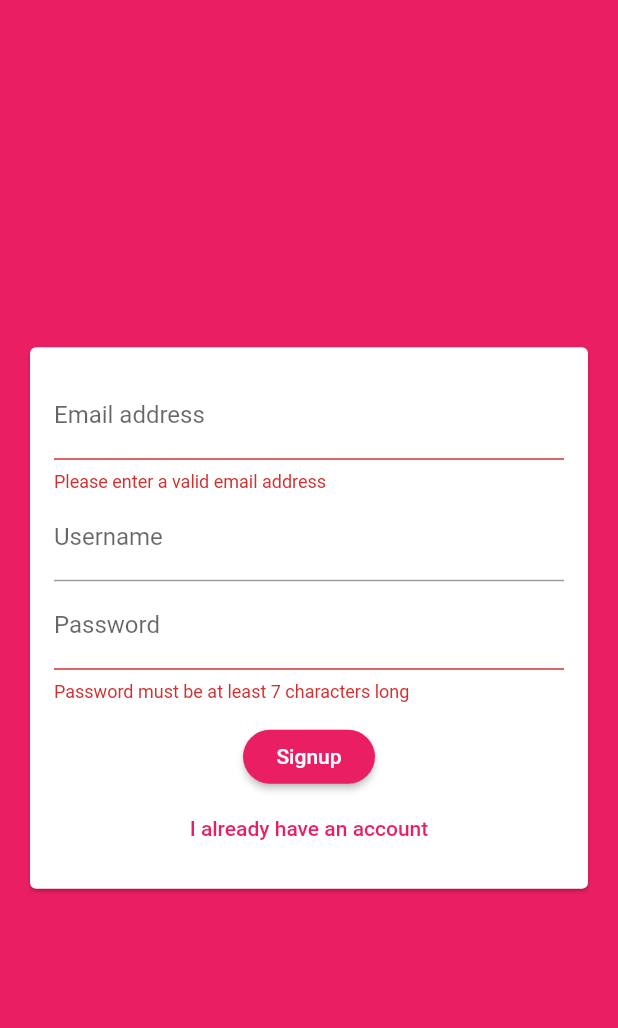
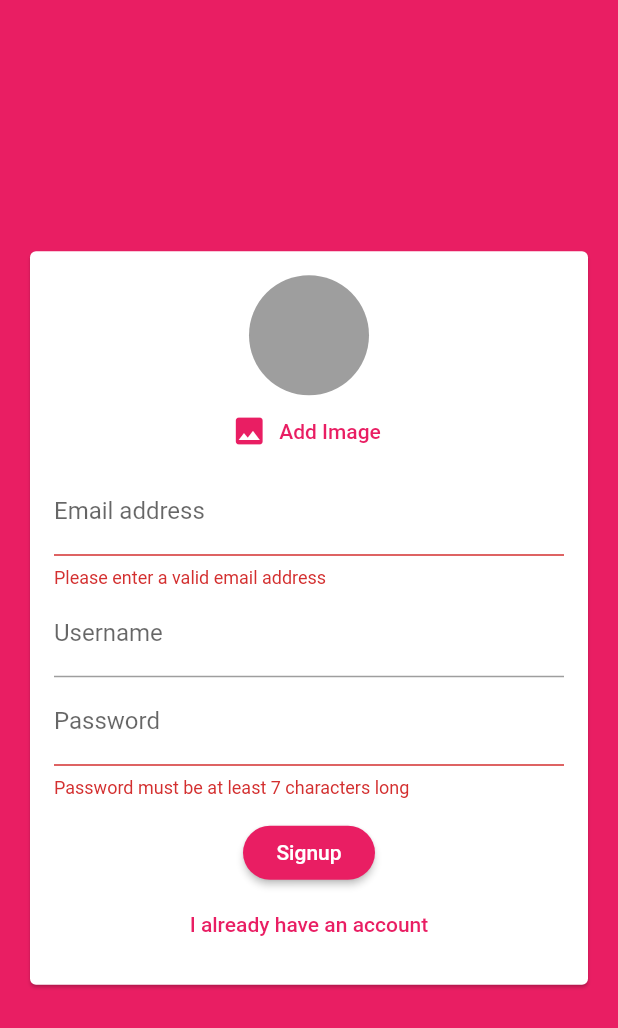
Before and after one commit to rahulgupta8914/fluttercourse, a Flutter app: the screen it shows after launch, after a tap on "Login", after a tap on "Create new account", on a phone screen of 412 x 824 dp. Shown: the top 1028 px of the screen. Run offline on Flutter 3.47's test engine with Material 2 defaults, Android fonts, the phone set to English and light mode, and no system bars; our stand-ins replace cloud_firestore, firebase_auth, firebase_core, firebase_storage, image_picker, location and 2 more; accounts and stored records are empty.

Commit message:
image upload added in firebase storage

```diff
--- a/chat_app/lib/widgets/auth_form.dart
+++ b/chat_app/lib/widgets/auth_form.dart
@@ -1,8 +1,11 @@
+import 'dart:io';
+
 import 'package:flutter/material.dart';
+import 'pickers/user_image_picker.dart';
 
 class AuthForm extends StatefulWidget {
   final void Function(String email, String password, String username,
-      bool isLogin, BuildContext ctx) submitFn;
+      File userImage, bool isLogin, BuildContext ctx) submitFn;
 
   final bool _isLoading;
 
@@ -15,14 +18,24 @@ class AuthForm extends StatefulWidget {
 class _AuthFormState extends State<AuthForm> {
   final _formkey = GlobalKey<FormState>();
 
-  bool _isLogin = true;
-  String _userEmail = '';
-  String _userName = '';
-  String _userPassword = '';
+  var _isLogin = true;
+  var _userEmail = '';
+  var _userName = '';
+  var _userPassword = '';
+  File _userImageFile;
 
   void _trySubmit() {
     final isValid = _formkey.currentState.validate();
     FocusScope.of(context).unfocus();
+
+    if (_userImageFile == null && !_isLogin) {
+      Scaffold.of(context).showSnackBar(SnackBar(
+        content: Text('Please pick an image.'),
+        backgroundColor: Theme.of(context).errorColor,
+      ));
+      return;
+    }
+
     if (isValid) {
       _formkey.currentState.save();
       // Use those values to send our auth request...
@@ -30,9 +43,14 @@ class _AuthFormState extends State<AuthForm> {
           _userEmail.trim().toString(),
           _userPassword.trim().toString(),
           _userName.trim().toString(),
+          _userImageFile,
           _isLogin,
           context);
     }
+  }
+
+  void _pickedimage(File image) {
+    _userImageFile = image;
   }
 
   @override
@@ -48,6 +66,10 @@ class _AuthFormState extends State<AuthForm> {
               child: Column(
                 mainAxisSize: MainAxisSize.min,
                 children: [
+                  if (!_isLogin)
+                    UserImagePicker(
+                      imagePick: _pickedimage,
+                    ),
                   TextFormField(
                     key: ValueKey('email'),
                     validator: (value) {
--- a/chat_app/lib/widgets/chat/new_message.dart
+++ b/chat_app/lib/widgets/chat/new_message.dart
@@ -24,6 +24,7 @@ class _NewMessageState extends State<NewMessage> {
       'text': _enteredMessage,
       'userId': FirebaseAuth.instance.currentUser.uid,
       'createdAt': Timestamp.now(),
+      'userImage': userData.data()['image_url'],
       'username': userData.data()['username'],
     });
     _controller.clear();
--- /dev/null
+++ b/chat_app/lib/widgets/pickers/user_image_picker.dart
@@ -0,0 +1,45 @@
+import 'dart:io';
+
+import 'package:flutter/material.dart';
+import 'package:image_picker/image_picker.dart';
+
+class UserImagePicker extends StatefulWidget {
+  final void Function(File pickedImage) imagePick;
+
+  UserImagePicker({this.imagePick});
+
+  @override
+  _UserImagePickerState createState() => _UserImagePickerState();
+}
+
+class _UserImagePickerState extends State<UserImagePicker> {
+  File _image;
+  final picker = ImagePicker();
+
+  Future<void> _pickImage() async {
+    final pickedFile = await picker.getImage(
+        source: ImageSource.camera, imageQuality: 50, maxWidth: 150);
+    setState(() {
+      _image = File(pickedFile.path);
+    });
+    widget.imagePick(File(pickedFile.path));
+  }
+
+  @override
+  Widget build(BuildContext context) {
+    return Column(
+      children: [
+        CircleAvatar(
+          radius: 40,
+          backgroundColor: Colors.grey,
+          backgroundImage: _image != null ? FileImage(_image) : null,
+        ),
+        FlatButton.icon(
+            textColor: Theme.of(context).primaryColor,
+            onPressed: _pickImage,
+            icon: Icon(Icons.image),
+            label: Text('Add Image')),
+      ],
+    );
+  }
+}
--- a/chat_app/pubspec.yaml
+++ b/chat_app/pubspec.yaml
@@ -30,11 +30,12 @@ dependencies:
   firebase_core: ^0.5.0
   # Add the dependency for the FlutterFire plugin for Google Analytics
   firebase_analytics: ^6.0.0
-
   # Add the dependencies for any other Firebase products you want to use in your app
   # For example, to use Firebase Authentication and Cloud Firestore
   firebase_auth: ^0.18.0+1
   cloud_firestore: ^0.14.0+2
+  firebase_storage: ^4.0.0
+  image_picker: ^0.6.7+9
 
 dev_dependencies:
   flutter_test:
```
Also changed, not shown: chat_app/lib/screens/auth_screen.dart (+20 -8 lines), chat_app/lib/widgets/chat/MessageBubble.dart (+32 -9 lines), chat_app/lib/widgets/chat/messages.dart (+7 -5 lines), chat_app/pubspec.lock, 1 other file.
